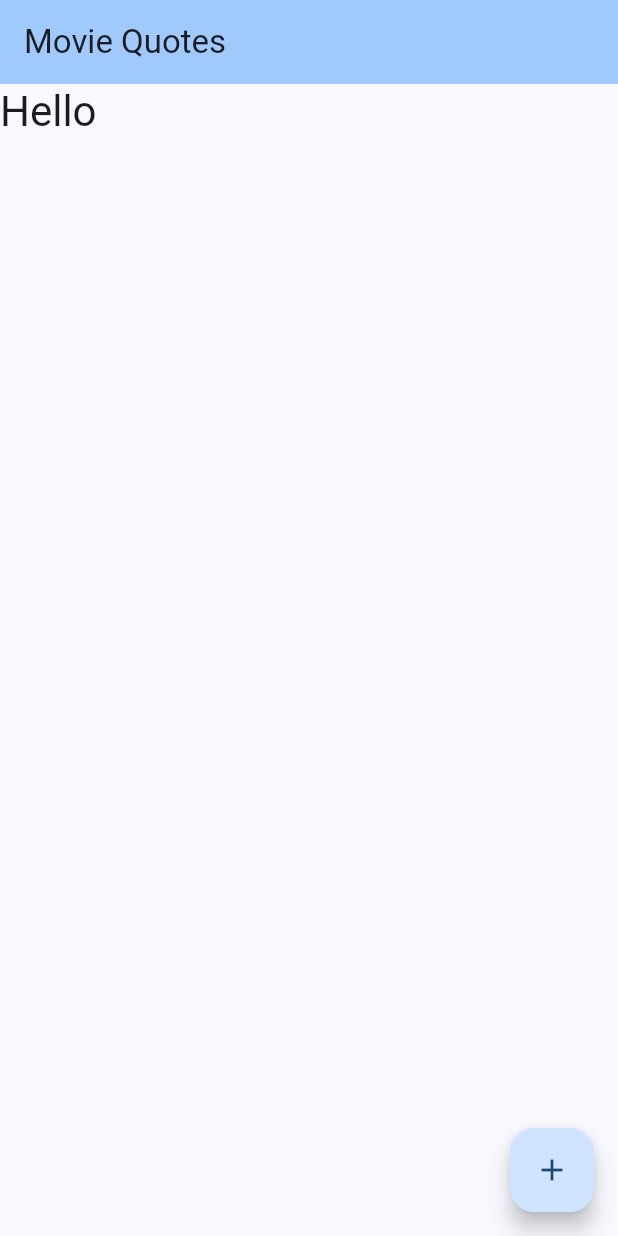
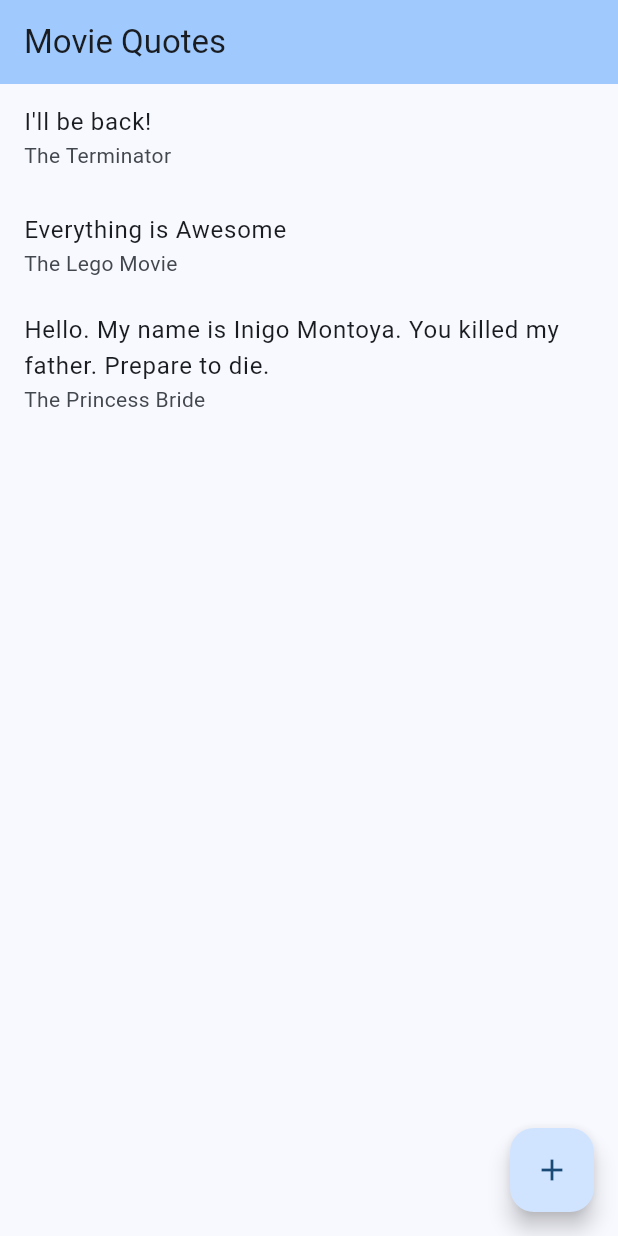
Before and after one commit to CSSE480-Fisher-Fall-2024-2025/MovieQuotes, a Flutter app: the screen it shows after launch, on a phone screen of 412 x 824 dp. Run offline on Flutter 3.47's test engine with Material 3 defaults, Android fonts, the phone set to English and light mode, and no system bars.

Commit message:
progress on Friday

```diff
--- /dev/null
+++ b/moviequotes/lib/components/movie_quote_row.dart
@@ -0,0 +1,21 @@
+import 'package:flutter/material.dart';
+import 'package:moviequotes/models/movie_quote.dart';
+
+class MovieQuoteRow extends StatelessWidget {
+  final MovieQuote movieQuote;
+  final void Function() onClick;
+
+  const MovieQuoteRow({
+    super.key,
+    required this.movieQuote,
+    required this.onClick,
+  });
+
+  @override
+  Widget build(BuildContext context) {
+    return ListTile(
+      title: Text(movieQuote.quote),
+      subtitle: Text(movieQuote.movie),
+    );
+  }
+}
--- /dev/null
+++ b/moviequotes/lib/models/movie_quote.dart
@@ -0,0 +1,14 @@
+class MovieQuote {
+  String quote;
+  String movie;
+
+  MovieQuote({
+    required this.quote,
+    required this.movie,
+  });
+
+  @override
+  String toString() {
+    return "Quote: $quote  from Movie: $movie";
+  }
+}
--- a/moviequotes/lib/pages/movie_quotes_list_page.dart
+++ b/moviequotes/lib/pages/movie_quotes_list_page.dart
@@ -1,4 +1,6 @@
 import 'package:flutter/material.dart';
+import 'package:moviequotes/components/movie_quote_row.dart';
+import 'package:moviequotes/models/movie_quote.dart';
 
 class MovieQuotesListPage extends StatefulWidget {
   const MovieQuotesListPage({super.key});
@@ -8,6 +10,37 @@
 }
 
 class _MovieQuotesListPageState extends State<MovieQuotesListPage> {
+  // List<MovieQuote> movieQuotes = [];
+  var movieQuotes = <MovieQuote>[];
+
+  @override
+  void initState() {
+    super.initState();
+    movieQuotes.add(
+      MovieQuote(
+        quote: "I'll be back!",
+        movie: "The Terminator",
+      ),
+    );
+    movieQuotes.add(
+      MovieQuote(
+        quote: "Everything is Awesome",
+        movie: "The Lego Movie",
+      ),
+    );
+    movieQuotes.add(MovieQuote(
+      quote:
+          "Hello. My name is Inigo Montoya. You killed my father. Prepare to die.",
+      movie: "The Princess Bride",
+    ));
+  }
+
+  @override
+  void dispose() {
+    // TODO: implement dispose
+    super.dispose();
+  }
+
   @override
   Widget build(BuildContext context) {
     return Scaffold(
@@ -15,9 +48,20 @@
         backgroundColor: Theme.of(context).colorScheme.inversePrimary,
         title: const Text("Movie Quotes"),
       ),
-      body: Text(
-        "Hello",
-        style: Theme.of(context).textTheme.headlineMedium,
+      body: ListView(
+        children: movieQuotes
+            .map((mq) => MovieQuoteRow(
+                  movieQuote: mq,
+                  onClick: () {
+                    print("You clicked on $mq");
+                  },
+                ))
+            .toList(),
+
+        // children: List<Widget>.filled(
+        //   60,
+        //   const Text("I'm a list item!"),
+        // ),
       ),
       floatingActionButton: FloatingActionButton(
         onPressed: () {
```
Also changed, not shown: 1 other file.
